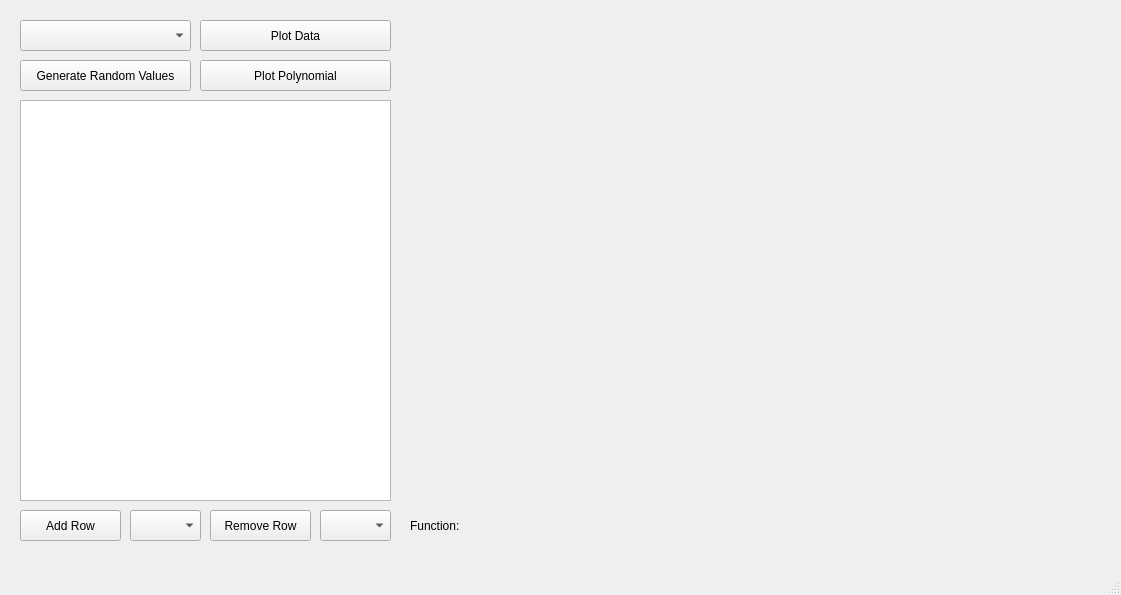
The window that regress.ui (Alcantara98/Polynomial-Regression) describes before a commit, drawn with Qt 5.
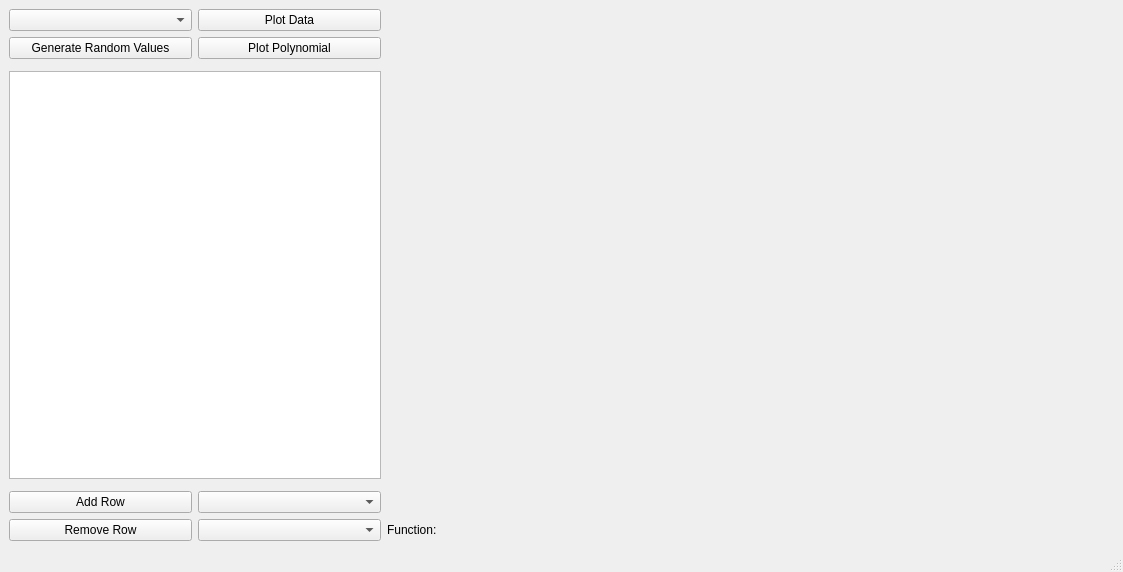
The same window after the commit. Custom widgets are drawn as their Qt base class.

What changed in the file:
```diff
--- a/regress.ui
+++ b/regress.ui
@@ -6,150 +6,197 @@
    <rect>
     <x>0</x>
     <y>0</y>
-    <width>1121</width>
-    <height>595</height>
+    <width>1123</width>
+    <height>572</height>
    </rect>
   </property>
   <property name="windowTitle">
    <string>Regress</string>
   </property>
   <widget class="QWidget" name="centralwidget">
+   <layout class="QGridLayout" name="gridLayout">
+    <item row="0" column="0">
+     <widget class="QComboBox" name="degreeBox">
+      <property name="minimumSize">
+       <size>
+        <width>183</width>
+        <height>0</height>
+       </size>
+      </property>
+      <property name="maximumSize">
+       <size>
+        <width>184</width>
+        <height>16777215</height>
+       </size>
+      </property>
+     </widget>
+    </item>
+    <item row="1" column="0">
+     <widget class="QPushButton" name="randomValues">
+      <property name="minimumSize">
+       <size>
+        <width>183</width>
+        <height>0</height>
+       </size>
+      </property>
+      <property name="maximumSize">
+       <size>
+        <width>184</width>
+        <height>16777215</height>
+       </size>
+      </property>
+      <property name="text">
+       <string>Generate Random Values</string>
+      </property>
+     </widget>
+    </item>
+    <item row="1" column="1">
+     <widget class="QPushButton" name="polyFit">
+      <property name="minimumSize">
+       <size>
+        <width>183</width>
+        <height>0</height>
+       </size>
+      </property>
+      <property name="maximumSize">
+       <size>
+        <width>184</width>
+        <height>16777215</height>
+       </size>
+      </property>
+      <property name="text">
+       <string>Plot Polynomial</string>
+      </property>
+     </widget>
+    </item>
+    <item row="0" column="1">
    <widget class="QPushButton" name="Plot">
-    <property name="geometry">
-     <rect>
-      <x>200</x>
-      <y>20</y>
-      <width>191</width>
-      <height>31</height>
-     </rect>
+      <property name="minimumSize">
+       <size>
+        <width>183</width>
+        <height>0</height>
+       </size>
+      </property>
+      <property name="maximumSize">
+       <size>
+        <width>184</width>
+        <height>16777215</height>
+       </size>
     </property>
     <property name="text">
      <string>Plot Data</string>
     </property>
    </widget>
+    </item>
+    <item row="0" column="2" rowspan="6" colspan="4">
    <widget class="QCustomPlot" name="plotter" native="true">
-    <property name="geometry">
-     <rect>
-      <x>410</x>
-      <y>20</y>
-      <width>691</width>
-      <height>481</height>
-     </rect>
-    </property>
-   </widget>
-   <widget class="QPushButton" name="polyFit">
-    <property name="geometry">
-     <rect>
-      <x>200</x>
-      <y>60</y>
-      <width>191</width>
-      <height>31</height>
-     </rect>
-    </property>
-    <property name="text">
-     <string>Plot Polynomial</string>
-    </property>
-   </widget>
-   <widget class="QTableWidget" name="inputTable">
-    <property name="geometry">
-     <rect>
-      <x>20</x>
-      <y>100</y>
-      <width>371</width>
-      <height>401</height>
-     </rect>
-    </property>
-   </widget>
-   <widget class="QPushButton" name="addRow">
-    <property name="geometry">
-     <rect>
-      <x>20</x>
-      <y>510</y>
-      <width>101</width>
-      <height>31</height>
-     </rect>
-    </property>
-    <property name="text">
-     <string>Add Row</string>
-    </property>
-   </widget>
+      <property name="minimumSize">
+       <size>
+        <width>0</width>
+        <height>200</height>
+       </size>
+      </property>
+     </widget>
+    </item>
+    <item row="6" column="0">
    <widget class="QPushButton" name="removeRow">
-    <property name="geometry">
-     <rect>
-      <x>210</x>
-      <y>510</y>
-      <width>101</width>
-      <height>31</height>
-     </rect>
+      <property name="minimumSize">
+       <size>
+        <width>183</width>
+        <height>0</height>
+       </size>
+      </property>
+      <property name="maximumSize">
+       <size>
+        <width>184</width>
+        <height>16777215</height>
+       </size>
     </property>
     <property name="text">
      <string>Remove Row</string>
     </property>
    </widget>
-   <widget class="QComboBox" name="degreeBox">
-    <property name="geometry">
-     <rect>
-      <x>20</x>
-      <y>20</y>
-      <width>171</width>
-      <height>31</height>
-     </rect>
-    </property>
-   </widget>
-   <widget class="QComboBox" name="addRowBox">
-    <property name="geometry">
-     <rect>
-      <x>130</x>
-      <y>510</y>
-      <width>71</width>
-      <height>31</height>
-     </rect>
-    </property>
-   </widget>
+    </item>
+    <item row="6" column="1">
    <widget class="QComboBox" name="removeRowBox">
-    <property name="geometry">
-     <rect>
-      <x>320</x>
-      <y>510</y>
-      <width>71</width>
-      <height>31</height>
-     </rect>
-    </property>
-   </widget>
-   <widget class="QLabel" name="label_2">
-    <property name="geometry">
-     <rect>
-      <x>50</x>
-      <y>40</y>
-      <width>55</width>
-      <height>16</height>
-     </rect>
-    </property>
-    <property name="text">
-     <string/>
-    </property>
-   </widget>
-   <widget class="QPushButton" name="randomValues">
-    <property name="geometry">
-     <rect>
-      <x>20</x>
-      <y>60</y>
-      <width>171</width>
-      <height>31</height>
-     </rect>
-    </property>
+      <property name="minimumSize">
+       <size>
+        <width>183</width>
+        <height>0</height>
+       </size>
+      </property>
+      <property name="maximumSize">
+       <size>
+        <width>184</width>
+        <height>16777215</height>
+       </size>
+      </property>
+     </widget>
+    </item>
+    <item row="5" column="1">
+     <widget class="QComboBox" name="addRowBox">
+      <property name="minimumSize">
+       <size>
+        <width>183</width>
+        <height>0</height>
+       </size>
+      </property>
+      <property name="maximumSize">
+       <size>
+        <width>184</width>
+        <height>16777215</height>
+       </size>
+      </property>
+     </widget>
+    </item>
+    <item row="5" column="0">
+     <widget class="QPushButton" name="addRow">
+      <property name="minimumSize">
+       <size>
+        <width>183</width>
+        <height>0</height>
+       </size>
+      </property>
+      <property name="maximumSize">
+       <size>
+        <width>184</width>
+        <height>16777215</height>
+       </size>
+      </property>
     <property name="text">
-     <string>Generate Random Values</string>
-    </property>
-   </widget>
+       <string>Add Row</string>
+      </property>
+     </widget>
+    </item>
+    <item row="3" column="0" colspan="2">
+     <widget class="QTableWidget" name="inputTable">
+      <property name="maximumSize">
+       <size>
+        <width>380</width>
+        <height>16777215</height>
+       </size>
+      </property>
+     </widget>
+    </item>
+    <item row="6" column="2">
    <widget class="QLabel" name="polyFunction">
-    <property name="geometry">
-     <rect>
-      <x>410</x>
-      <y>510</y>
-      <width>691</width>
-      <height>31</height>
-     </rect>
+      <property name="sizePolicy">
+       <sizepolicy hsizetype="Expanding" vsizetype="Preferred">
+        <horstretch>0</horstretch>
+        <verstretch>0</verstretch>
+       </sizepolicy>
+      </property>
+      <property name="minimumSize">
+       <size>
+        <width>700</width>
+        <height>0</height>
+       </size>
+      </property>
+      <property name="maximumSize">
+       <size>
+        <width>16777215</width>
+        <height>16777215</height>
+       </size>
     </property>
     <property name="font">
      <font>
@@ -162,6 +209,8 @@
      <string>Function:</string>
     </property>
    </widget>
+    </item>
+   </layout>
   </widget>
   <widget class="QMenuBar" name="menubar">
    <property name="geometry">
```
Left out of the diff: 2 changed lines with no effect on the pictures. Lines whose indentation alone changed are shown as unchanged.
